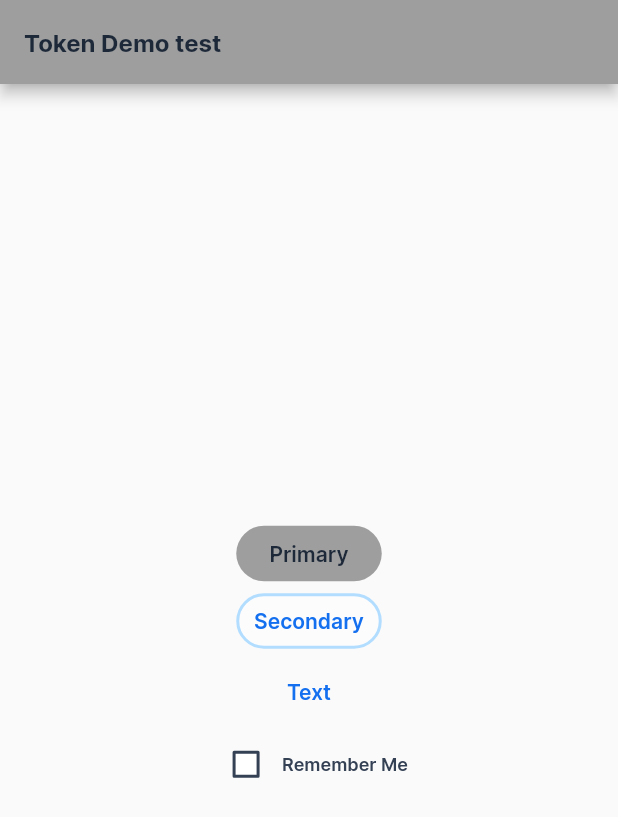
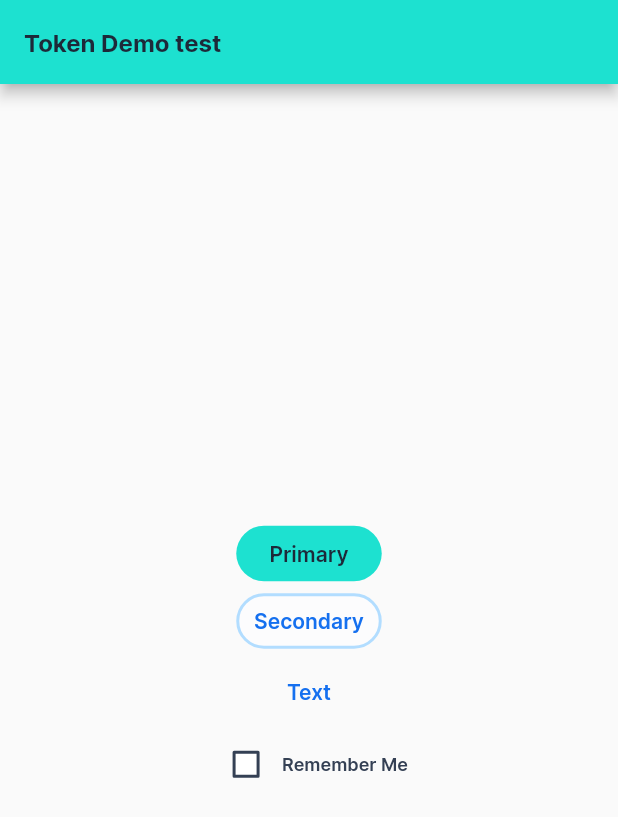
Before and after one commit to MrOnnes/flutter_application_demo, a Flutter app: the screen it shows after launch, on a phone screen of 412 x 824 dp. Shown: the top 817 px of the screen. Run offline on Flutter 3.47's test engine with Material 2 defaults, Android fonts, the phone set to English and light mode, and no system bars; missing offline and left inert: dart:html.

Commit message:
demo commit

```diff
--- a/lib/main.dart
+++ b/lib/main.dart
@@ -37,7 +37,7 @@ class _MyHomePageState extends State<MyHomePage> {
   Widget build(BuildContext context) {
     return Scaffold(
       appBar: AppBar(
-        backgroundColor: Colors.grey,
+        backgroundColor: adrColor.kuningAdira,
         title: Text(widget.title,
             style: TextStyle(
                 color: adrColor.grayDarker,
--- a/lib/unique_file/style_dictionary_color.dart
+++ b/lib/unique_file/style_dictionary_color.dart
@@ -4,7 +4,7 @@
 //
 
 // Do not edit directly
-// Generated on Wed, 19 Oct 2022 10:39:19 GMT
+// Generated on Thu, 20 Oct 2022 04:12:15 GMT
 
 
 
@@ -16,7 +16,7 @@ class adrColor {
     static const backgroundDisabled = Color(0xFFF2F4F7);
     static const backgroundPlaceholder = Color(0xFF98A2B3);
     static const backgroundWhite = Color(0xFFFCFCFD);
-    static const button1Base = Color(0xFFFFDD00);
+    static const button1Base = Color(0xFF1DE1D0);
     static const button1Text = Color(0xFF1D2939);
     static const button2Base = Color(0xFFB2DDFF);
     static const button2Text = Color(0xFF1570EF);
@@ -26,11 +26,11 @@ class adrColor {
     static const grayDark = Color(0xFF344054);
     static const grayDarker = Color(0xFF1D2939);
     static const grayLight = Color(0xFFF2F4F7);
-    static const kuningAdira = Color(0xFFFFDD00);
+    static const kuningAdira = Color(0xFF1DE1D0);
     static const linkBase = Color(0xFF1570EF);
     static const linkLight = Color(0xFFB2DDFF);
     static const outlineGray = Color(0xFF344054);
-    static const primaryBase = Color(0xFFFFDD00);
+    static const primaryBase = Color(0xFF1DE1D0);
     static const primaryLight = Color(0xFFFEF5CB);
     static const successBase = Color(0xFF12B76A);
     static const successLight = Color(0xFFD1FADF);
--- a/lib/unique_file/style_dictionary_shape.dart
+++ b/lib/unique_file/style_dictionary_shape.dart
@@ -4,7 +4,7 @@
 //
 
 // Do not edit directly
-// Generated on Wed, 19 Oct 2022 10:39:19 GMT
+// Generated on Thu, 20 Oct 2022 04:12:15 GMT
 
 
 
--- a/lib/unique_file/style_dictionary_typo.dart
+++ b/lib/unique_file/style_dictionary_typo.dart
@@ -4,7 +4,7 @@
 //
 
 // Do not edit directly
-// Generated on Wed, 19 Oct 2022 10:39:19 GMT
+// Generated on Thu, 20 Oct 2022 04:12:15 GMT
 
 
 
--- a/lib/widget/button_widget.dart
+++ b/lib/widget/button_widget.dart
@@ -19,7 +19,7 @@ class ButtonPrimary extends StatelessWidget {
         margin: EdgeInsets.all(4),
         constraints: BoxConstraints(minWidth: 97),
         decoration: BoxDecoration(
-            color: Colors.grey,
+            color: adrColor.kuningAdira,
             //color: Colors.yellow, //warna button
             // borderRadius: BorderRadius.circular(100)
             borderRadius: BorderRadius.circular(adrShape.button)),
--- a/output.json
+++ b/output.json
@@ -588,7 +588,7 @@
   "color": {
     "primary": {
       "base": {
-        "value": "#ffdd00",
+        "value": "#1de1d0",
         "type": "color"
       },
       "light": {
@@ -598,7 +598,7 @@
     },
     "button1": {
       "base": {
-        "value": "#ffdd00",
+        "value": "#1de1d0",
         "type": "color"
       },
       "text": {
@@ -709,7 +709,7 @@
       }
     },
     "KUNING-ADIRA": {
-      "value": "#ffdd00",
+      "value": "#1de1d0",
       "type": "color"
     }
   }
```
Also changed, not shown: 6 other files.
